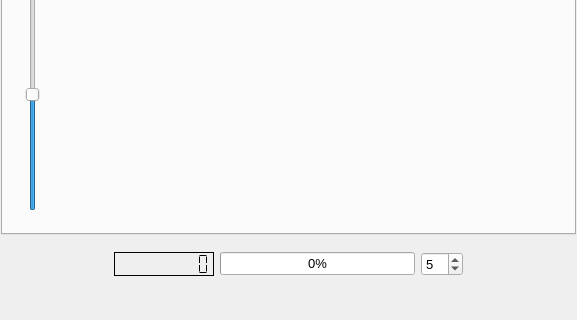
Before: the Qt Designer form mainwindow.ui in hectorda/Bio-Feedback, drawn with Qt 5; both pictures show x 102 to 679 and y 321 to 641 of the 781 by 641 pixel window.
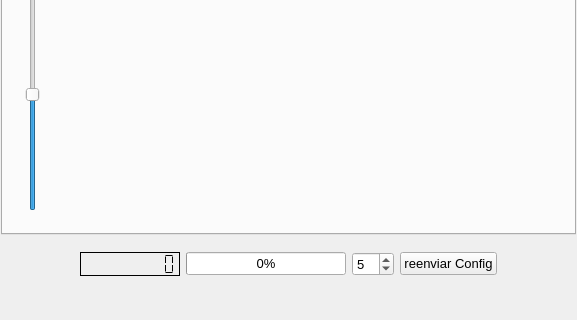
After: the same form once the commit is applied. Icons and pictures are not drawn. Custom widgets are drawn as their Qt base class.

```diff
--- a/mainwindow.ui
+++ b/mainwindow.ui
@@ -1201,6 +1201,13 @@
             </property>
            </widget>
           </item>
+          <item>
+           <widget class="QPushButton" name="pushButtonEscribirSerial">
+            <property name="text">
+             <string>reenviar Config</string>
+            </property>
+           </widget>
+          </item>
           <item>
            <spacer name="horizontalSpacer_8">
             <property name="orientation">
```
